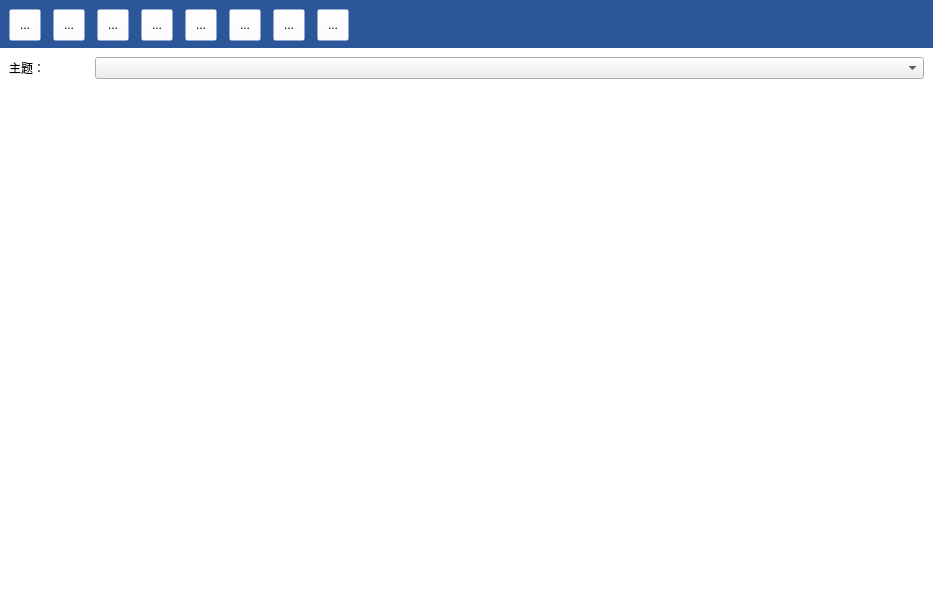
Old version of the form src/mainwindow.ui in the repository fengersoft/myreflection.
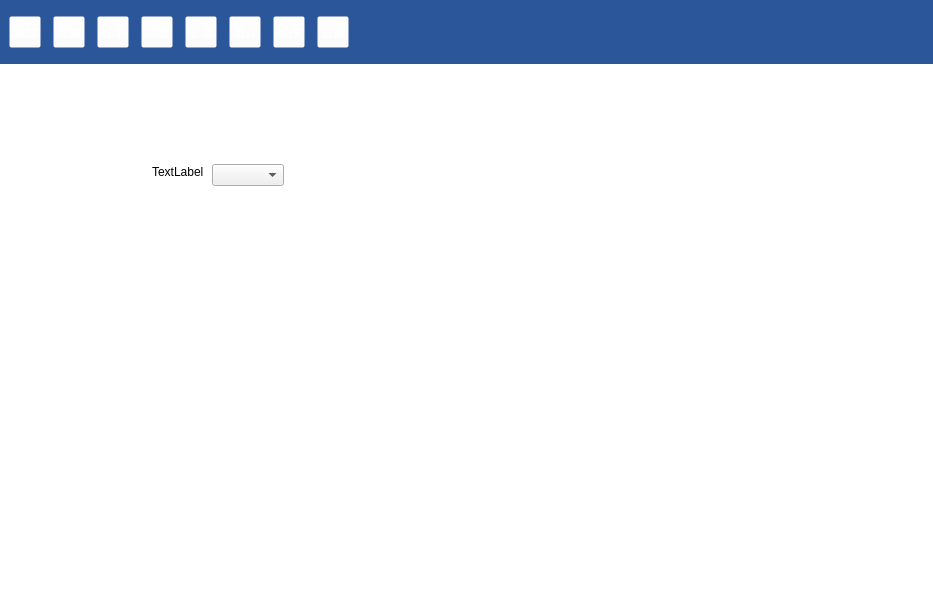
New version of the form. Icons and pictures are not drawn.

Diff of the .ui file:
```diff
--- a/src/mainwindow.ui
+++ b/src/mainwindow.ui
@@ -35,13 +35,13 @@
       <property name="minimumSize">
        <size>
         <width>0</width>
-        <height>48</height>
+        <height>64</height>
        </size>
       </property>
       <property name="maximumSize">
        <size>
         <width>16777215</width>
-        <height>48</height>
+        <height>64</height>
        </size>
       </property>
       <property name="styleSheet">
@@ -54,6 +54,8 @@
 {
   
 	background-color: rgba(255, 255, 255, 0);
+    
+	color: rgb(255, 255, 255);
 }</string>
       </property>
       <layout class="QHBoxLayout" name="horizontalLayout">
@@ -72,7 +74,7 @@
           <enum>Qt::ActionsContextMenu</enum>
          </property>
          <property name="text">
-          <string>...</string>
+          <string>添加</string>
          </property>
          <property name="icon">
           <iconset resource="../app.qrc">
@@ -84,6 +86,9 @@
            <height>24</height>
           </size>
          </property>
+         <property name="toolButtonStyle">
+          <enum>Qt::ToolButtonTextUnderIcon</enum>
+         </property>
         </widget>
        </item>
        <item>
@@ -95,7 +100,7 @@
           </size>
          </property>
          <property name="text">
-          <string>...</string>
+          <string>分类</string>
          </property>
          <property name="icon">
           <iconset resource="../app.qrc">
@@ -107,6 +112,35 @@
            <height>24</height>
           </size>
          </property>
+         <property name="toolButtonStyle">
+          <enum>Qt::ToolButtonTextUnderIcon</enum>
+         </property>
+        </widget>
+       </item>
+       <item>
+        <widget class="QToolButton" name="btnCard">
+         <property name="minimumSize">
+          <size>
+           <width>32</width>
+           <height>32</height>
+          </size>
+         </property>
+         <property name="text">
+          <string>打卡</string>
+         </property>
+         <property name="icon">
+          <iconset resource="../app.qrc">
+           <normaloff>:/res/card2.png</normaloff>:/res/card2.png</iconset>
+         </property>
+         <property name="iconSize">
+          <size>
+           <width>24</width>
+           <height>24</height>
+          </size>
+         </property>
+         <property name="toolButtonStyle">
+          <enum>Qt::ToolButtonTextUnderIcon</enum>
+         </property>
         </widget>
        </item>
        <item>
@@ -124,7 +158,7 @@
           <string>&lt;html&gt;&lt;head/&gt;&lt;body&gt;&lt;p&gt;主题&lt;/p&gt;&lt;/body&gt;&lt;/html&gt;</string>
          </property>
          <property name="text">
-          <string>...</string>
+          <string>问题</string>
          </property>
          <property name="icon">
           <iconset resource="../app.qrc">
@@ -136,6 +170,9 @@
            <height>24</height>
           </size>
          </property>
+         <property name="toolButtonStyle">
+          <enum>Qt::ToolButtonTextUnderIcon</enum>
+         </property>
         </widget>
        </item>
        <item>
@@ -147,7 +184,7 @@
           </size>
          </property>
          <property name="text">
-          <string>...</string>
+          <string>记录</string>
          </property>
          <property name="icon">
           <iconset resource="../app.qrc">
@@ -159,6 +196,9 @@
            <height>24</height>
           </size>
          </property>
+         <property name="toolButtonStyle">
+          <enum>Qt::ToolButtonTextUnderIcon</enum>
+         </property>
         </widget>
        </item>
        <item>
@@ -173,7 +213,7 @@
           <string>&lt;html&gt;&lt;head/&gt;&lt;body&gt;&lt;p&gt;统计&lt;/p&gt;&lt;/body&gt;&lt;/html&gt;</string>
          </property>
          <property name="text">
-          <string>...</string>
+          <string>统计</string>
          </property>
          <property name="icon">
           <iconset resource="../app.qrc">
@@ -185,28 +225,8 @@
            <height>24</height>
           </size>
          </property>
-        </widget>
-       </item>
-       <item>
-        <widget class="QToolButton" name="btnMenu">
-         <property name="minimumSize">
-          <size>
-           <width>32</width>
-           <height>32</height>
-          </size>
-         </property>
-         <property name="text">
-          <string>...</string>
-         </property>
-         <property name="icon">
-          <iconset resource="../app.qrc">
-           <normaloff>:/res/menu.png</normaloff>:/res/menu.png</iconset>
-         </property>
-         <property name="iconSize">
-          <size>
-           <width>24</width>
-           <height>24</height>
-          </size>
+         <property name="toolButtonStyle">
+          <enum>Qt::ToolButtonTextUnderIcon</enum>
          </property>
         </widget>
        </item>
@@ -222,7 +242,7 @@
           <string>&lt;html&gt;&lt;head/&gt;&lt;body&gt;&lt;p&gt;排序&lt;/p&gt;&lt;/body&gt;&lt;/html&gt;</string>
          </property>
          <property name="text">
-          <string>...</string>
+          <string>排序</string>
          </property>
          <property name="icon">
           <iconset resource="../app.qrc">
@@ -234,6 +254,9 @@
            <height>24</height>
           </size>
          </property>
+         <property name="toolButtonStyle">
+          <enum>Qt::ToolButtonTextUnderIcon</enum>
+         </property>
         </widget>
        </item>
        <item>
@@ -245,7 +268,7 @@
           </size>
          </property>
          <property name="text">
-          <string>...</string>
+          <string>设置</string>
          </property>
          <property name="icon">
           <iconset resource="../app.qrc">
@@ -254,9 +277,12 @@
          <property name="iconSize">
           <size>
            <width>24</width>
-           <height>24</height>
+           <height>28</height>
           </size>
          </property>
+         <property name="toolButtonStyle">
+          <enum>Qt::ToolButtonTextUnderIcon</enum>
+         </property>
         </widget>
        </item>
        <item>
@@ -365,41 +391,32 @@
        </layout>
       </widget>
       <widget class="QWidget" name="pageSet">
-       <layout class="QVBoxLayout" name="verticalLayout_5">
-        <item>
-         <layout class="QHBoxLayout" name="horizontalLayout_2">
-          <item>
-           <widget class="QLabel" name="label">
-            <property name="maximumSize">
-             <size>
-              <width>80</width>
-              <height>16777215</height>
-             </size>
-            </property>
-            <property name="text">
-             <string>主题：</string>
-            </property>
-           </widget>
-          </item>
-          <item>
-           <widget class="QComboBox" name="comboBox"/>
-          </item>
-         </layout>
-        </item>
-        <item>
-         <spacer name="verticalSpacer">
-          <property name="orientation">
-           <enum>Qt::Vertical</enum>
-          </property>
-          <property name="sizeHint" stdset="0">
-           <size>
-            <width>20</width>
-            <height>501</height>
-           </size>
-          </property>
-         </spacer>
-        </item>
-       </layout>
+       <property name="styleSheet">
+        <string notr="true"/>
+       </property>
+       <widget class="QComboBox" name="comboBox">
+        <property name="geometry">
+         <rect>
+          <x>212</x>
+          <y>100</y>
+          <width>72</width>
+          <height>22</height>
+         </rect>
+        </property>
+       </widget>
+       <widget class="QLabel" name="label">
+        <property name="geometry">
+         <rect>
+          <x>152</x>
+          <y>100</y>
+          <width>54</width>
+          <height>16</height>
+         </rect>
+        </property>
+        <property name="text">
+         <string>TextLabel</string>
+        </property>
+       </widget>
       </widget>
      </widget>
     </item>
```
Left out of the diff: 9 changed lines with no effect on the pictures.
